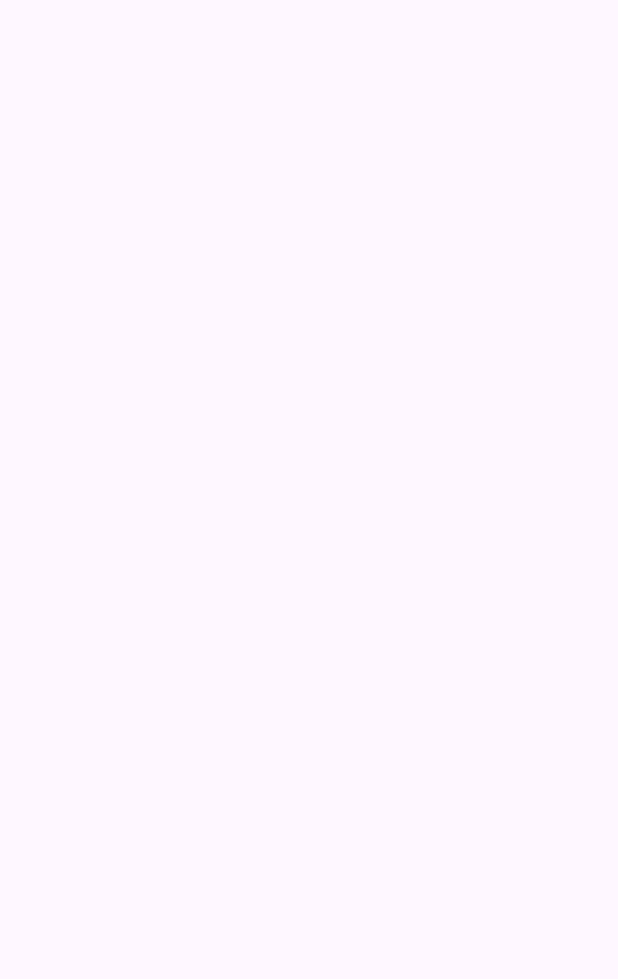
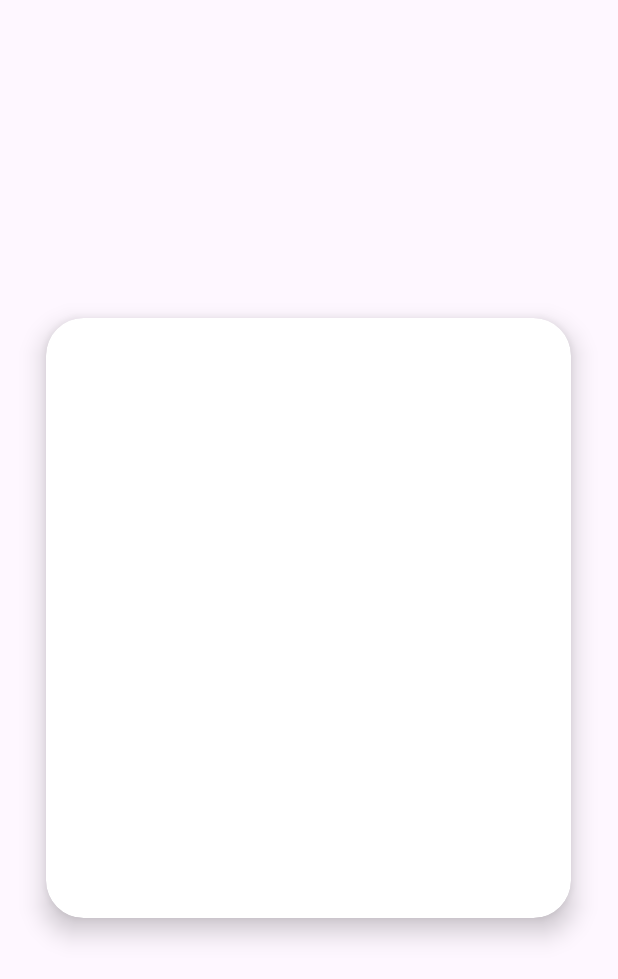
Before and after one commit to GeorgeLifinRell/helper-app, an Android app: the LoginActivity screen opened directly, with no data from a screen before it, on a phone screen of 412 x 824 dp. Before the commit the part shown is empty. Shown: the top 979 px of the screen. Run offline under Robolectric (Android 15) with nearby library versions, the phone set to English and light mode, and no system bars.

Commit message:
end commit

```diff
--- a/app/src/main/java/com/example/helperapp/MainActivity.java
+++ b/app/src/main/java/com/example/helperapp/HomeActivity.java
@@ -2,13 +2,9 @@ package com.example.helperapp;
 
 import android.os.Bundle;
 
-import androidx.activity.EdgeToEdge;
 import androidx.appcompat.app.AppCompatActivity;
-import androidx.core.graphics.Insets;
-import androidx.core.view.ViewCompat;
-import androidx.core.view.WindowInsetsCompat;
 
-public class MainActivity extends AppCompatActivity {
+public class HomeActivity extends AppCompatActivity {
 
     @Override
     protected void onCreate(Bundle savedInstanceState) {
--- a/app/src/main/res/layout/activity_login.xml
+++ b/app/src/main/res/layout/activity_login.xml
@@ -6,11 +6,17 @@
     android:layout_width="match_parent"
     android:layout_height="match_parent"
     android:orientation="vertical"
+    android:gravity="center"
     tools:context=".LoginActivity">
 
     <androidx.cardview.widget.CardView
         android:layout_width="wrap_content"
-        android:layout_height="wrap_content">
+        android:layout_height="wrap_content"
+        android:minHeight="400dp"
+        android:minWidth="350dp"
+        android:padding="25dp"
+        app:cardCornerRadius="25dp"
+        app:cardElevation="10dp">
 
 
     </androidx.cardview.widget.CardView>
```
